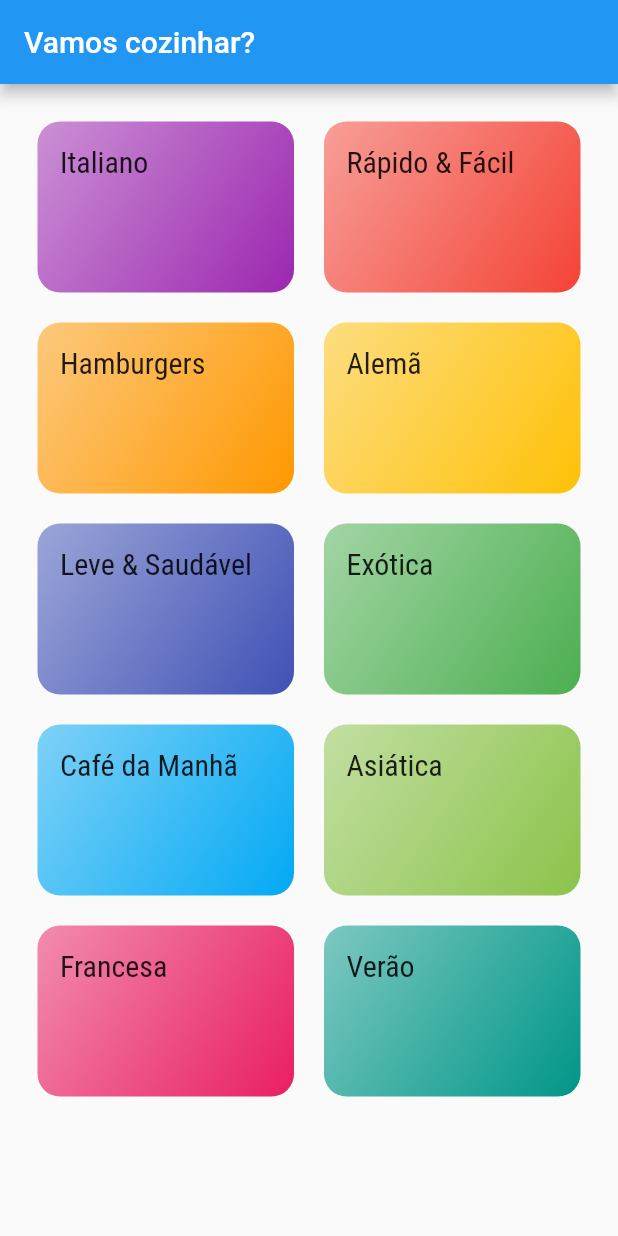
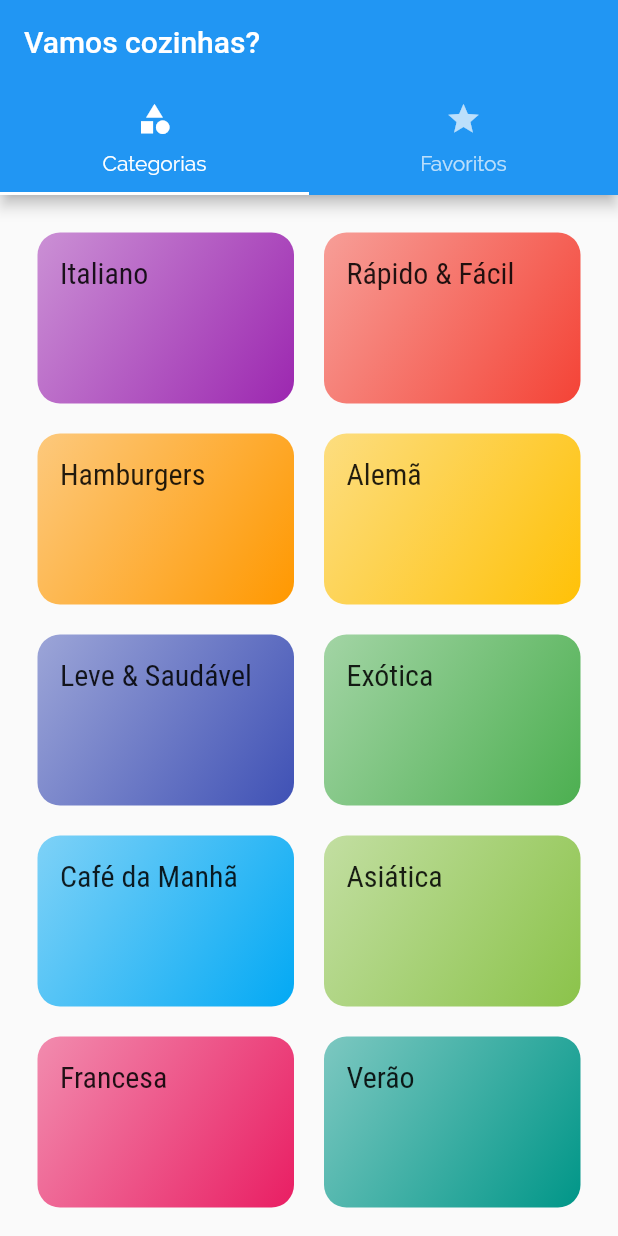
Before and after one commit to adrianoaraujo0/app_refeicoes_curso_c0d3r, a Flutter app: the screen it shows after launch, on a phone screen of 412 x 824 dp. Run offline on Flutter 3.47's test engine with Material 2 defaults, Android fonts, the light colour scheme and no system bars.

Commit message:
Adicionando TabBar na AppBar

```diff
--- a/lib/main.dart
+++ b/lib/main.dart
@@ -2,6 +2,7 @@ import 'package:flutter/material.dart';
 import 'package:refeicoes_curso/ui/categories_meals_screen.dart';
 import 'package:refeicoes_curso/ui/category_screen.dart';
 import 'package:refeicoes_curso/ui/meal_detail_screen.dart';
+import 'package:refeicoes_curso/ui/tabs_screen.dart';
 import 'package:refeicoes_curso/utils/app_routes.dart';
 
 void main() {
@@ -31,7 +32,7 @@ class _MyAppState extends State<MyApp> {
         )
       ),
       routes: {
-        AppRoutes.home:(context) => const CategoriesScreen(),
+        AppRoutes.home:(context) => const TabsScreen(),
         AppRoutes.categories_meals : (context) => const CategoriesMealsScreen(),
         AppRoutes.meal_detail :(context) => MealDetailScreen()
       },
--- a/lib/ui/category_screen.dart
+++ b/lib/ui/category_screen.dart
@@ -8,9 +8,7 @@ class CategoriesScreen extends StatelessWidget {
 
   @override
   Widget build(BuildContext context) {
-    return Scaffold(
-      appBar: AppBar(title: const Text("Vamos cozinhar?")),
-      body: GridView(
+    return GridView(
         padding: const EdgeInsets.all(25),
         gridDelegate: const SliverGridDelegateWithMaxCrossAxisExtent(
         maxCrossAxisExtent: 200,
@@ -23,7 +21,6 @@ class CategoriesScreen extends StatelessWidget {
             return CategoryItem(category: category);
           }
         ).toList(),
-      )
-    );
+      );
   }
 }
--- /dev/null
+++ b/lib/ui/favorite_screen.dart
@@ -0,0 +1,14 @@
+import 'package:flutter/cupertino.dart';
+import 'package:flutter/src/widgets/container.dart';
+import 'package:flutter/src/widgets/framework.dart';
+
+class FavoriteScreen extends StatelessWidget {
+  const FavoriteScreen({super.key});
+
+  @override
+  Widget build(BuildContext context) {
+    return Center(
+      child: const Text("Minhas Refeições Favoritas"),
+    );
+  }
+}
--- a/lib/ui/meal_detail_screen.dart
+++ b/lib/ui/meal_detail_screen.dart
@@ -36,7 +36,7 @@ class MealDetailScreen extends StatelessWidget {
       body: SingleChildScrollView(
         child: Column(
           children: [
-            Container(
+            SizedBox(
               height: 300,
               width: double.infinity,
               child: Image.network(
--- /dev/null
+++ b/lib/ui/tabs_screen.dart
@@ -0,0 +1,37 @@
+import 'package:flutter/material.dart';
+import 'package:refeicoes_curso/ui/category_screen.dart';
+import 'package:refeicoes_curso/ui/favorite_screen.dart';
+
+class TabsScreen extends StatelessWidget {
+  const TabsScreen({super.key});
+
+  @override
+  Widget build(BuildContext context) {
+    return DefaultTabController(
+      length: 2,
+      child: Scaffold(
+        appBar: AppBar(
+          title: const Text("Vamos cozinhas?"),
+          bottom: const TabBar(
+            tabs: [
+              Tab(
+                icon: Icon(Icons.category),
+                text: "Categorias",
+              ),
+              Tab(
+                icon: Icon(Icons.star),
+                text: "Favoritos",
+              )
+            ]
+          ),
+        ),
+        body: const TabBarView(
+          children: [
+            CategoriesScreen(),
+            FavoriteScreen(),
+          ]
+        ),
+      )
+    );
+  }
+}
```
